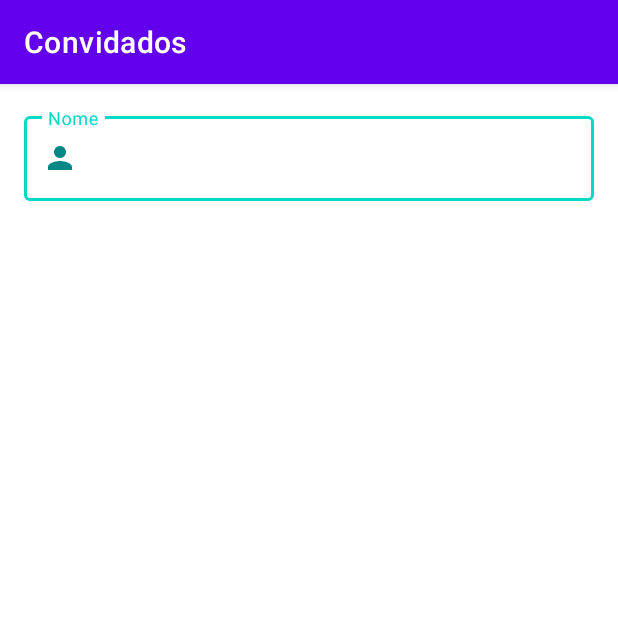
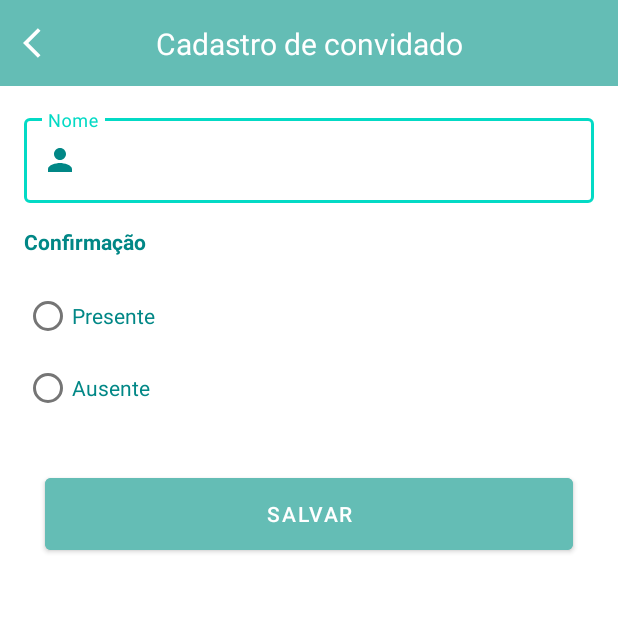
Before and after one commit to agathaappb/convidados, an Android app: the GuestFormActivity screen opened directly, with no data from a screen before it, on a phone screen of 412 x 824 dp, the top half of it. Run offline under Robolectric (Android 15) with nearby library versions, the phone set to English and light mode, and no system bars.

Commit message:
Update Guest Form

```diff
--- a/app/src/main/AndroidManifest.xml
+++ b/app/src/main/AndroidManifest.xml
@@ -9,7 +9,6 @@
         android:roundIcon="@mipmap/ic_launcher_round"
         android:supportsRtl="true"
         android:theme="@style/Theme.Convidados">
-        <activity android:name=".GuestFormActivity"></activity>
         <activity
             android:name=".MainActivity"
             android:exported="true"
@@ -21,6 +20,8 @@
                 <category android:name="android.intent.category.LAUNCHER" />
             </intent-filter>
         </activity>
+        <activity android:name=".GuestFormActivity"
+            android:theme="@style/Theme.Convidados.NoToolbar"></activity>
     </application>
 
 </manifest>
--- a/app/src/main/java/com/example/convidados/GuestFormActivity.kt
+++ b/app/src/main/java/com/example/convidados/GuestFormActivity.kt
@@ -2,10 +2,42 @@ package com.example.convidados
 
 import androidx.appcompat.app.AppCompatActivity
 import android.os.Bundle
+import android.widget.ImageView
+import android.widget.RadioButton
+import android.widget.TextView
+import androidx.appcompat.app.ActionBar
 
 class GuestFormActivity : AppCompatActivity() {
+
+    private lateinit var btnBackToolbar:ImageView
+    private lateinit var textTitleToolbar:TextView
+    private lateinit var textNameGuestForm: TextView
+
+
     override fun onCreate(savedInstanceState: Bundle?) {
         super.onCreate(savedInstanceState)
         setContentView(R.layout.activity_guest_form)
+
+        setView()
+        backToolbar()
+        setTitleToolbar()
+
+    }
+
+    private fun setView(){
+        btnBackToolbar = findViewById(R.id.btn_back_toolbar)
+        textTitleToolbar = findViewById(R.id.text_title_toolbar)
+        textNameGuestForm = findViewById(R.id.txt_nome_guest_form)
+
+    }
+
+    private fun backToolbar(){
+        btnBackToolbar.setOnClickListener {
+            onBackPressed()
+        }
+    }
+
+    private fun setTitleToolbar(){
+        textTitleToolbar.text = "Cadastro de convidado"
     }
 }
--- /dev/null
+++ b/app/src/main/res/drawable/ic_back.xml
@@ -0,0 +1,5 @@
+<vector android:height="24dp" android:tint="@color/white"
+    android:viewportHeight="24" android:viewportWidth="24"
+    android:width="24dp" xmlns:android="http://schemas.android.com/apk/res/android">
+    <path android:fillColor="@android:color/white" android:pathData="M11.67,3.87L9.9,2.1 0,12l9.9,9.9 1.77,-1.77L3.54,12z"/>
+</vector>
--- a/app/src/main/res/layout/activity_guest_form.xml
+++ b/app/src/main/res/layout/activity_guest_form.xml
@@ -4,14 +4,22 @@
     xmlns:tools="http://schemas.android.com/tools"
     android:layout_width="match_parent"
     android:layout_height="match_parent"
-    android:padding="@dimen/default_16dp"
     tools:context=".GuestFormActivity">
+    <include
+        android:id="@+id/toolbar_layout_huest_form"
+        layout="@layout/toolbar_view"
+        app:layout_constraintStart_toStartOf="parent"
+        app:layout_constraintTop_toTopOf="parent"
+        />
+
     <com.google.android.material.textfield.TextInputLayout
+        android:id="@+id/text_nome_layout"
         android:layout_width="@dimen/default_0dp"
         android:layout_height="wrap_content"
         android:hint="Nome"
         android:textColor="@color/teal_700"
         android:textStyle="bold"
+        android:layout_margin="@dimen/default_16dp"
         style="@style/Widget.MaterialComponents.TextInputLayout.OutlinedBox"
         app:layout_constraintStart_toStartOf="parent"
         app:layout_constraintEnd_toEndOf="parent"
@@ -20,11 +28,53 @@
         app:boxStrokeColor="@color/teal_200"
         app:counterTextColor="@color/teal_700"
         app:startIconDrawable="@drawable/ic_baseline_person_24"
-        app:layout_constraintTop_toTopOf="parent">
+        app:layout_constraintTop_toBottomOf="@id/toolbar_layout_huest_form">
         <com.google.android.material.textfield.TextInputEditText
+            android:id="@+id/txt_nome_guest_form"
             android:layout_width="match_parent"
             android:layout_height="wrap_content"
             android:textColor="@color/teal_700"
             />
     </com.google.android.material.textfield.TextInputLayout>
+    <TextView
+        android:id="@+id/text_confirmation"
+        android:layout_width="match_parent"
+        android:layout_height="wrap_content"
+        android:text="Confirmação"
+        android:layout_margin="@dimen/default_16dp"
+        android:textColor="@color/teal_700"
+        android:textStyle="bold"
+        app:layout_constraintTop_toBottomOf="@id/text_nome_layout"
+        app:layout_constraintStart_toStartOf="parent" />
+    <RadioGroup
+        android:id="@+id/btn_confrimation"
+        android:layout_width="match_parent"
+        android:layout_height="wrap_content"
+        app:layout_constraintTop_toBottomOf="@id/text_confirmation"
+        app:layout_constraintStart_toStartOf="parent"
+        android:layout_margin="@dimen/default_16dp"
+        app:layout_constraintEnd_toEndOf="parent">
+        <RadioButton
+            android:id="@+id/btn_present"
+            android:layout_width="match_parent"
+            android:layout_height="wrap_content"
+            android:text="Presente"
+            android:textColor="@color/teal_700" />
+        <RadioButton
+            android:id="@+id/btn_absent"
+            android:layout_width="match_parent"
+            android:layout_height="match_parent"
+            android:text="Ausente"
+            android:textColor="@color/teal_700"/>
+    </RadioGroup>
+    <Button
+        android:layout_width="match_parent"
+        android:layout_height="60dp"
+        android:layout_margin="30dp"
+        android:layout_marginTop="60dp"
+        android:text="Salvar"
+        android:backgroundTint="@color/candy_teal"
+        app:layout_constraintTop_toBottomOf="@id/btn_confrimation"
+        app:layout_constraintStart_toStartOf="parent"
+        app:layout_constraintEnd_toEndOf="parent"/>
 </androidx.constraintlayout.widget.ConstraintLayout>
--- /dev/null
+++ b/app/src/main/res/layout/toolbar_view.xml
@@ -0,0 +1,29 @@
+<?xml version="1.0" encoding="utf-8"?>
+<androidx.constraintlayout.widget.ConstraintLayout xmlns:android="http://schemas.android.com/apk/res/android"
+    android:layout_width="match_parent"
+    android:layout_height="57dp"
+    xmlns:app="http://schemas.android.com/apk/res-auto"
+    android:background="#64BDB5">
+    <ImageView
+        android:id="@+id/btn_back_toolbar"
+        android:layout_width="wrap_content"
+        android:layout_height="match_parent"
+        android:src="@drawable/ic_back"
+        android:layout_marginStart="15dp"
+        app:layout_constraintStart_toStartOf="parent"
+        app:layout_constraintTop_toTopOf="parent"
+        app:layout_constraintBottom_toBottomOf="parent" />
+    <TextView
+        android:id="@+id/text_title_toolbar"
+        android:layout_width="wrap_content"
+        android:layout_height="wrap_content"
+        android:text="Title toolbar"
+        android:textColor="@color/white"
+        android:textAlignment="center"
+        android:textSize="20dp"
+        app:layout_constraintStart_toStartOf="parent"
+        app:layout_constraintEnd_toEndOf="parent"
+        app:layout_constraintTop_toTopOf="parent"
+        app:layout_constraintBottom_toBottomOf="parent"/>
+
+</androidx.constraintlayout.widget.ConstraintLayout>
--- a/app/src/main/res/values/colors.xml
+++ b/app/src/main/res/values/colors.xml
@@ -4,6 +4,7 @@
     <color name="purple_500">#FF6200EE</color>
     <color name="purple_700">#FF3700B3</color>
     <color name="teal_200">#FF03DAC5</color>
+    <color name="candy_teal">#64BDB5</color>
     <color name="teal_700">#FF018786</color>
     <color name="black">#FF000000</color>
     <color name="white">#FFFFFFFF</color>
--- a/app/src/main/res/values/themes.xml
+++ b/app/src/main/res/values/themes.xml
@@ -2,8 +2,8 @@
     <!-- Base application theme. -->
     <style name="Theme.Convidados" parent="Theme.MaterialComponents.DayNight.DarkActionBar">
         <!-- Primary brand color. -->
-        <item name="colorPrimary">@color/purple_500</item>
-        <item name="colorPrimaryVariant">@color/purple_700</item>
+        <item name="colorPrimary">@color/candy_teal</item>
+        <item name="colorPrimaryVariant">@color/candy_teal</item>
         <item name="colorOnPrimary">@color/white</item>
         <!-- Secondary brand color. -->
         <item name="colorSecondary">@color/teal_200</item>
@@ -19,6 +19,12 @@
         <item name="windowNoTitle">true</item>
     </style>
 
+    <style name="Theme.Convidados.NoToolbar" parent="Theme.MaterialComponents.DayNight.NoActionBar">
+        <item name="colorPrimary">@color/candy_teal</item>
+        <item name="colorPrimaryVariant">@color/candy_teal</item>
+        <item name="android:statusBarColor" tools:targetApi="l">?attr/colorPrimaryVariant</item>
+    </style>
+
     <style name="Theme.Convidados.AppBarOverlay" parent="ThemeOverlay.AppCompat.Dark.ActionBar" />
 
     <style name="Theme.Convidados.PopupOverlay" parent="ThemeOverlay.AppCompat.Light" />
```
